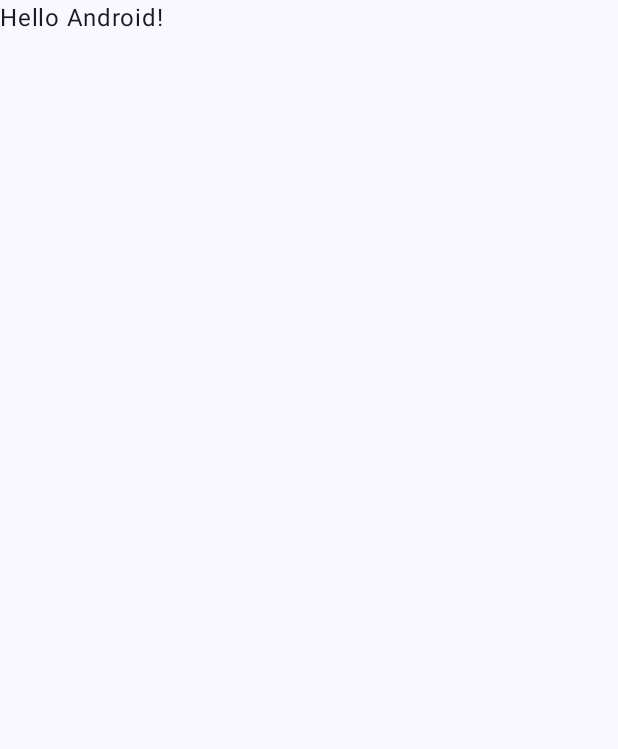
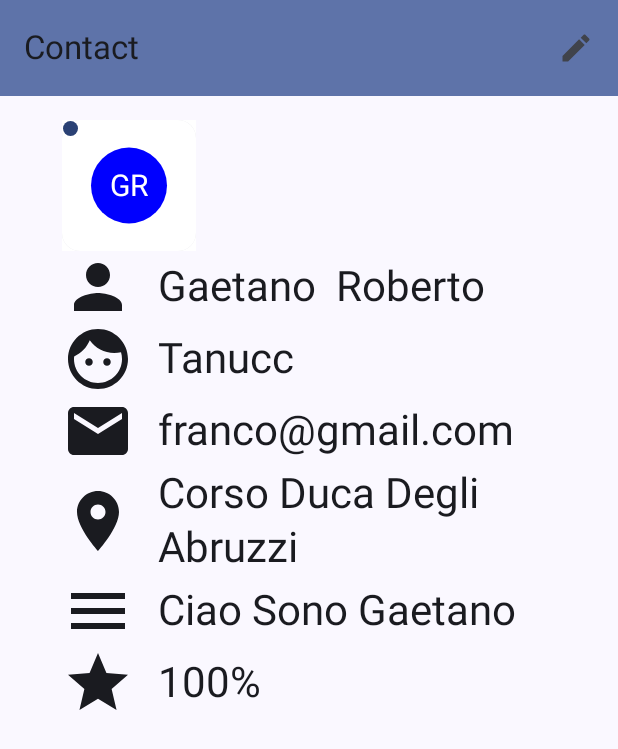
Before and after one commit to GaetanoRoberto/Uniteam-MobileApp, an Android app built with Jetpack Compose: the screen it shows after launch (MainActivity), on a phone screen of 412 x 824 dp. Before the commit the part shown is almost empty. Shown: the top 749 px of the screen. Run offline under Robolectric (Android 15) with nearby library versions, the phone set to English and light mode, and no system bars.

Commit message:
Add User Icon and Link Gui To MainActivity

```diff
--- a/app/src/main/java/it/polito/uniteam/MainActivity.kt
+++ b/app/src/main/java/it/polito/uniteam/MainActivity.kt
@@ -10,6 +10,8 @@ import androidx.compose.material3.Text
 import androidx.compose.runtime.Composable
 import androidx.compose.ui.Modifier
 import androidx.compose.ui.tooling.preview.Preview
+import androidx.lifecycle.viewmodel.compose.viewModel
+import it.polito.uniteam.gui.FormScreen
 import it.polito.uniteam.ui.theme.UniTeamTheme
 
 class MainActivity : ComponentActivity() {
@@ -22,25 +24,9 @@ class MainActivity : ComponentActivity() {
                     modifier = Modifier.fillMaxSize(),
                     color = MaterialTheme.colorScheme.background
                 ) {
-                    Greeting("Android")
+                    FormScreen(vm = viewModel())
                 }
             }
         }
     }
 }
-
-@Composable
-fun Greeting(name: String, modifier: Modifier = Modifier) {
-    Text(
-        text = "Hello $name!",
-        modifier = modifier
-    )
-}
-
-@Preview(showBackground = true)
-@Composable
-fun GreetingPreview() {
-    UniTeamTheme {
-        Greeting("Android")
-    }
-}
--- a/app/src/main/java/it/polito/uniteam/gui/UserProfileScreen.kt
+++ b/app/src/main/java/it/polito/uniteam/gui/UserProfileScreen.kt
@@ -2,7 +2,8 @@ package it.polito.uniteam.gui
 
 import androidx.compose.foundation.Image
 import androidx.compose.foundation.background
-import androidx.compose.foundation.layout.Arrangement
+import androidx.compose.foundation.border
+import androidx.compose.foundation.layout.Box
 import androidx.compose.foundation.layout.Column
 import androidx.compose.foundation.layout.Row
 import androidx.compose.foundation.layout.Spacer
@@ -11,11 +12,16 @@ import androidx.compose.foundation.layout.fillMaxWidth
 import androidx.compose.foundation.layout.height
 import androidx.compose.foundation.layout.padding
 import androidx.compose.foundation.layout.size
+import androidx.compose.foundation.shape.RoundedCornerShape
 import androidx.compose.material.icons.Icons
+import androidx.compose.material.icons.filled.Add
 import androidx.compose.material.icons.filled.Edit
 import androidx.compose.material.icons.filled.Email
+import androidx.compose.material.icons.filled.Face
+import androidx.compose.material.icons.filled.LocationOn
+import androidx.compose.material.icons.filled.Menu
 import androidx.compose.material.icons.filled.Person
-import androidx.compose.material.icons.filled.Phone
+import androidx.compose.material.icons.filled.Star
 import androidx.compose.material3.Button
 import androidx.compose.material3.Card
 import androidx.compose.material3.ExperimentalMaterial3Api
@@ -31,7 +37,6 @@ import androidx.compose.runtime.getValue
 import androidx.compose.runtime.mutableStateOf
 import androidx.compose.runtime.setValue
 import androidx.compose.ui.Alignment
-import androidx.compose.ui.Alignment.Companion.CenterVertically
 import androidx.compose.ui.Modifier
 import androidx.compose.ui.draw.drawBehind
 import androidx.compose.ui.graphics.Color
@@ -91,7 +96,7 @@ class UserProfileScreen :ViewModel(){
             nameError = ""
     }
 
-    var nicknameValue by mutableStateOf(" ")
+    var nicknameValue by mutableStateOf("Tanucc")
         private set
     var nicknameError by mutableStateOf("")
         private set
@@ -124,7 +129,7 @@ class UserProfileScreen :ViewModel(){
             emailError = ""
     }
 
-    var locationValue by mutableStateOf(" ")
+    var locationValue by mutableStateOf("Corso Duca Degli Abruzzi")
         private set
     var locationError by mutableStateOf("")
         private set
@@ -138,7 +143,7 @@ class UserProfileScreen :ViewModel(){
             locationError = ""
     }
 
-    var descriptionValue by mutableStateOf(" ")
+    var descriptionValue by mutableStateOf("Ciao Sono Gaetano")
         private set
     var descriptionError by mutableStateOf("")
         private set
@@ -166,16 +171,13 @@ class UserProfileScreen :ViewModel(){
 
 @Preview
 @Composable
-fun EditPane(vm: UserProfileScreen = viewModel()) {
+fun EditProfile(vm: UserProfileScreen = viewModel()) {
     Column(
         modifier = Modifier.fillMaxWidth(),
         horizontalAlignment = Alignment.CenterHorizontally
     ) {
         //
-        Image(
-            painter = painterResource(id = vm.imageValue),
-            contentDescription = null
-        )
+        DefaultImage(vm)
 
         Spacer(modifier = Modifier.height(16.dp))
 
@@ -229,6 +231,9 @@ fun EditPane(vm: UserProfileScreen = viewModel()) {
 
         TextField(
             value = vm.descriptionValue,
+            modifier = Modifier
+                .height(100.dp)
+                .padding(10.dp),
             onValueChange = vm::setDescription,
             label = { Text("Description") },
             isError = vm.descriptionError.isNotBlank()
@@ -252,19 +257,25 @@ fun EditPane(vm: UserProfileScreen = viewModel()) {
 fun DefaultImage(vm: UserProfileScreen = viewModel()) {
     val name = vm.nameValue
 
-    val initialsValue = name
-        .split(' ')
+    if (name.isNotBlank()) {
+        val initialsValue =
+            name.split(' ')
                 .mapNotNull { it.firstOrNull()?.toString() }
                 .reduce { acc, s -> acc + s }
                 .take(2)
         //Double Name
+        Box() {
+            // First element
 
-    Card(modifier = Modifier.background(Color.White)){
-
+            // Second element stacked on top of the first one
+            Box(){
+                Card(modifier = Modifier.background(Color.White)) {
                     Row(
-            modifier = Modifier.background(Color.White).padding(16.dp),
+                        modifier = Modifier
+                            .background(Color.White)
+                            .padding(16.dp),
                         verticalAlignment = Alignment.CenterVertically
-        ){
+                    ) {
 
                         Text(
                             modifier = Modifier
@@ -282,6 +293,17 @@ fun DefaultImage(vm: UserProfileScreen = viewModel()) {
                     }
                 }
             }
+            Box() {
+                Button(modifier = Modifier.size(10.dp), onClick = { vm.setEmail("httrfht") }) {
+                    Icon(imageVector = Icons.Default.Add, contentDescription = "camera")
+                }
+            }
+
+        }
+    } else {
+        Image(painter = painterResource(id = vm.imageValue), contentDescription = "Image")
+    }
+}
 
 @Preview
 @Composable
@@ -294,9 +316,30 @@ fun PresentationPane(vm: UserProfileScreen = viewModel()) {
             modifier = Modifier.fillMaxWidth(0.8f),
             verticalAlignment = Alignment.CenterVertically
         ) {
+            DefaultImage(vm)
+        }
+        //
+        Row(
+            modifier = Modifier.fillMaxWidth(0.8f),
+            verticalAlignment = Alignment.CenterVertically
+        ) {
             Icon(imageVector = Icons.Default.Person, contentDescription = "name", modifier = Modifier.size(48.dp))
             Text(
                 vm.nameValue,
+                modifier = Modifier
+                    .weight(1f)
+                    .padding(16.dp, 0.dp),
+                style = MaterialTheme.typography.headlineMedium
+            )
+        }
+        //
+        Row(
+            modifier = Modifier.fillMaxWidth(0.8f),
+            verticalAlignment = Alignment.CenterVertically
+        ) {
+            Icon(imageVector = Icons.Default.Face, contentDescription = "nickname", modifier = Modifier.size(48.dp))
+            Text(
+                vm.nicknameValue,
                 modifier = Modifier
                     .weight(1f)
                     .padding(16.dp, 0.dp),
@@ -317,8 +360,48 @@ fun PresentationPane(vm: UserProfileScreen = viewModel()) {
                 style = MaterialTheme.typography.headlineMedium
             )
         }
-
-
+        //
+        Row(
+            modifier = Modifier.fillMaxWidth(0.8f),
+            verticalAlignment = Alignment.CenterVertically
+        ) {
+            Icon(imageVector = Icons.Default.LocationOn, contentDescription = "location", modifier = Modifier.size(48.dp))
+            Text(
+                vm.locationValue,
+                modifier = Modifier
+                    .weight(1f)
+                    .padding(16.dp, 0.dp),
+                style = MaterialTheme.typography.headlineMedium
+            )
+        }
+        //
+        Row(
+            modifier = Modifier.fillMaxWidth(0.8f),
+            verticalAlignment = Alignment.CenterVertically
+        ) {
+            Icon(imageVector = Icons.Default.Menu, contentDescription = "description", modifier = Modifier.size(48.dp))
+            Text(
+                vm.descriptionValue,
+                modifier = Modifier
+                    .weight(1f)
+                    .padding(16.dp, 0.dp),
+                style = MaterialTheme.typography.headlineMedium
+            )
+        }
+        //
+        Row(
+            modifier = Modifier.fillMaxWidth(0.8f),
+            verticalAlignment = Alignment.CenterVertically
+        ) {
+            Icon(imageVector = Icons.Default.Star, contentDescription = "KPI", modifier = Modifier.size(48.dp))
+            Text(
+                vm.KPIValue,
+                modifier = Modifier
+                    .weight(1f)
+                    .padding(16.dp, 0.dp),
+                style = MaterialTheme.typography.headlineMedium
+            )
+        }
     }
 }
 
@@ -347,7 +430,7 @@ fun FormScreen(vm: UserProfileScreen = viewModel()) {
         Spacer(modifier = Modifier.height(16.dp))
         //
         if (vm.isEditing)
-            EditPane(vm)
+            EditProfile(vm)
         else
             PresentationPane(vm)
 
```
Also changed, not shown: app/src/main/res/drawable/user_icon.jpg (deleted), app/src/main/res/drawable/user_icon.png (added). Lines whose indentation alone changed are shown as unchanged.
